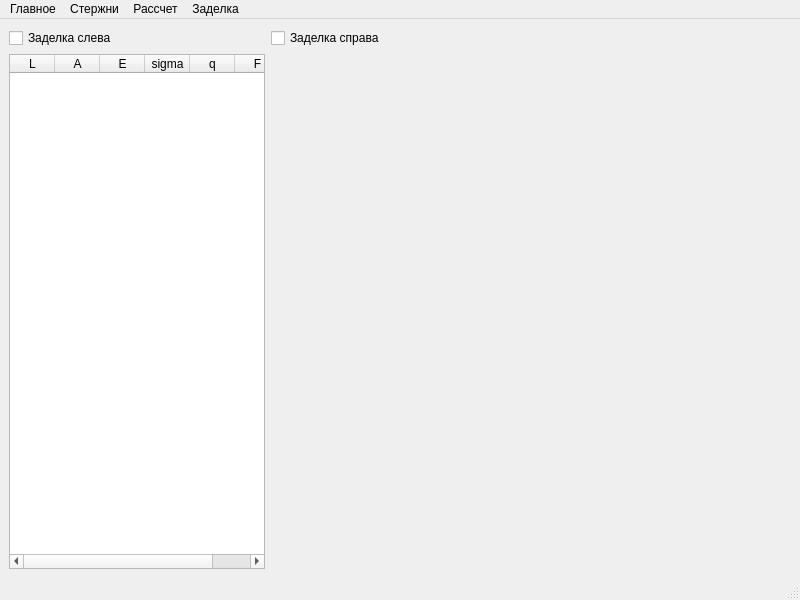
lonep/SAPR, file mainwindow.ui: the form before one commit.
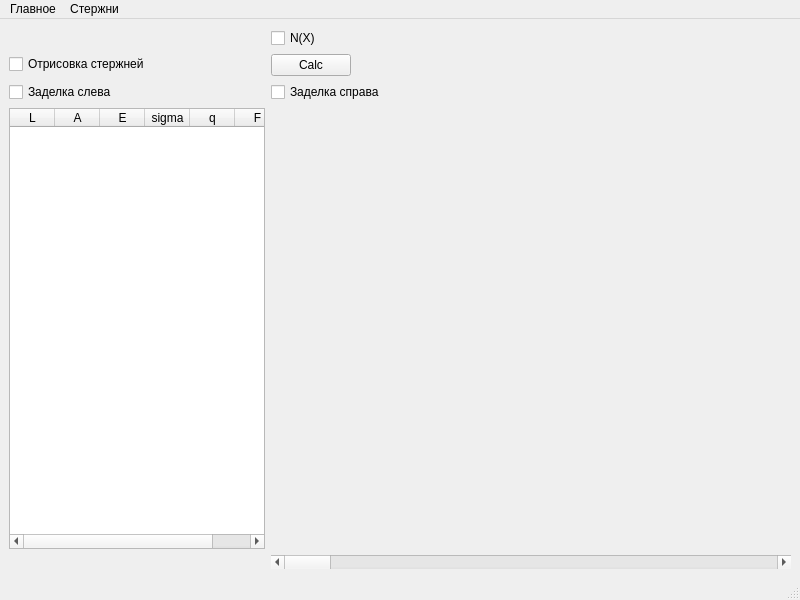
The form after the commit.

Patch:
```diff
--- a/mainwindow.ui
+++ b/mainwindow.ui
@@ -15,14 +15,41 @@
   </property>
   <widget class="QWidget" name="centralwidget">
    <layout class="QFormLayout" name="formLayout">
-    <item row="0" column="0">
+    <item row="1" column="0">
+     <widget class="QCheckBox" name="showElement">
+      <property name="text">
+       <string>Отрисовка стержней</string>
+      </property>
+     </widget>
+    </item>
+    <item row="1" column="1">
+     <widget class="QPushButton" name="Calc">
+      <property name="sizePolicy">
+       <sizepolicy hsizetype="Fixed" vsizetype="Fixed">
+        <horstretch>0</horstretch>
+        <verstretch>0</verstretch>
+       </sizepolicy>
+      </property>
+      <property name="text">
+       <string>Calc</string>
+      </property>
+     </widget>
+    </item>
+    <item row="2" column="0">
      <widget class="QCheckBox" name="baseLeft">
       <property name="text">
        <string>Заделка слева</string>
       </property>
      </widget>
     </item>
-    <item row="1" column="0">
+    <item row="2" column="1">
+     <widget class="QCheckBox" name="baseRight">
+      <property name="text">
+       <string>Заделка справа</string>
+      </property>
+     </widget>
+    </item>
+    <item row="3" column="0">
      <widget class="QTableWidget" name="tableWidget">
       <property name="sizePolicy">
        <sizepolicy hsizetype="MinimumExpanding" vsizetype="Expanding">
@@ -92,10 +119,23 @@
       </column>
      </widget>
     </item>
+    <item row="4" column="1">
+     <widget class="QScrollBar" name="horizontalScrollBar">
+      <property name="sizePolicy">
+       <sizepolicy hsizetype="Preferred" vsizetype="Fixed">
+        <horstretch>0</horstretch>
+        <verstretch>0</verstretch>
+       </sizepolicy>
+      </property>
+      <property name="orientation">
+       <enum>Qt::Horizontal</enum>
+      </property>
+     </widget>
+    </item>
     <item row="0" column="1">
-     <widget class="QCheckBox" name="baseRight">
+     <widget class="QCheckBox" name="Nx">
       <property name="text">
-       <string>Заделка справа</string>
+       <string>N(X)</string>
       </property>
      </widget>
     </item>
@@ -129,21 +169,8 @@
     <addaction name="remove"/>
     <addaction name="removeAll"/>
    </widget>
-   <widget class="QMenu" name="menu_3">
-    <property name="title">
-     <string>Рассчет</string>
-    </property>
-    <addaction name="calc"/>
-   </widget>
-   <widget class="QMenu" name="menu_4">
-    <property name="title">
-     <string>Заделка</string>
-    </property>
-   </widget>
    <addaction name="menu"/>
    <addaction name="menu_2"/>
-   <addaction name="menu_3"/>
-   <addaction name="menu_4"/>
   </widget>
   <widget class="QStatusBar" name="statusbar"/>
   <action name="open">
```
